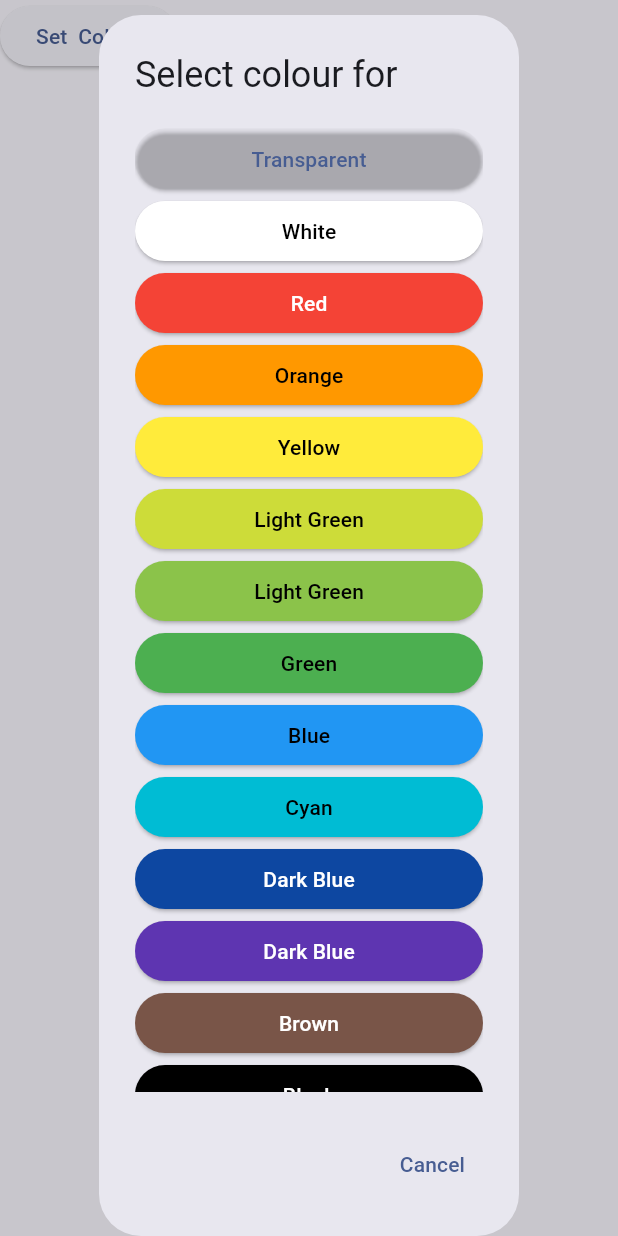
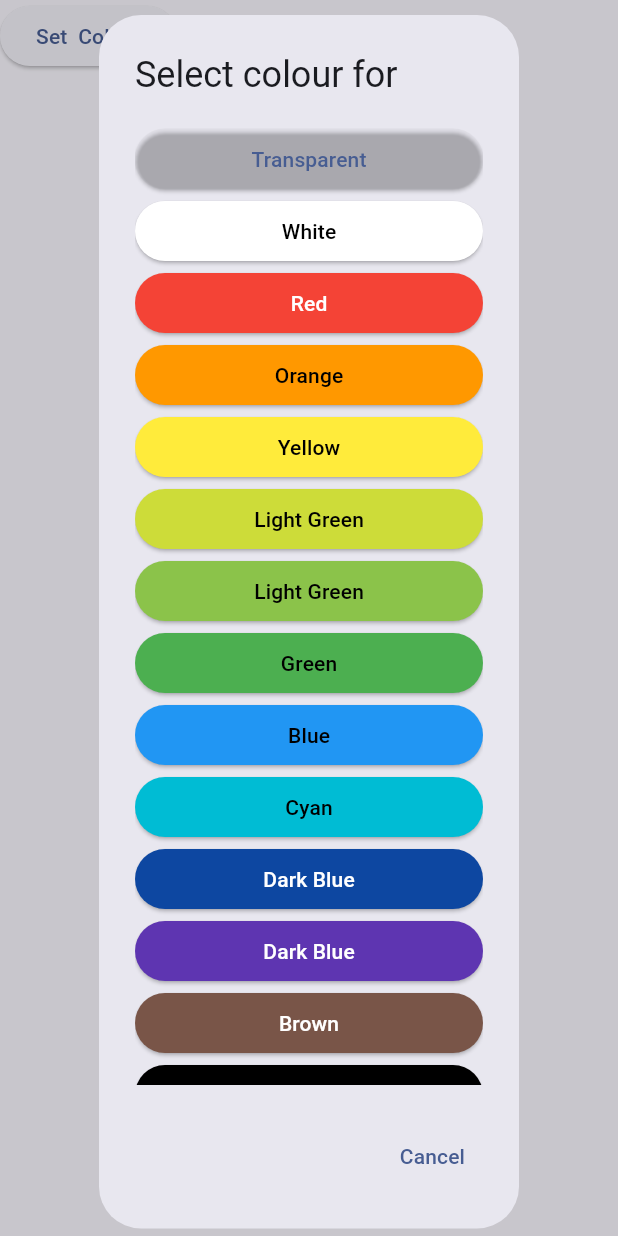
Before and after one commit to Seanathan10/M3Test, a Flutter app: the ColourPicker widget shown alone on an empty page, opened directly with empty values, after a tap on an icon or button, on a phone screen of 412 x 824 dp. Run offline on Flutter 3.47's test engine with Material 2 defaults, Android fonts, the phone set to English and light mode, and no system bars.

Commit message:
1 line update to previous commit

```diff
--- a/lib/colourpicker.dart
+++ b/lib/colourpicker.dart
@@ -22,7 +22,7 @@ class _ColourPickerState extends State<ColourPicker> {
       context: context,
       builder: (BuildContext context) {
         return AlertDialog(
-          insetPadding: const EdgeInsets.fromLTRB( 0, 10, 0, 0 ),
+          insetPadding: const EdgeInsets.fromLTRB( 0, 10, 0, 5 ),
           title: Text("Select colour for ${widget.property}"),
           content: SingleChildScrollView(
             child: ListBody(
```
